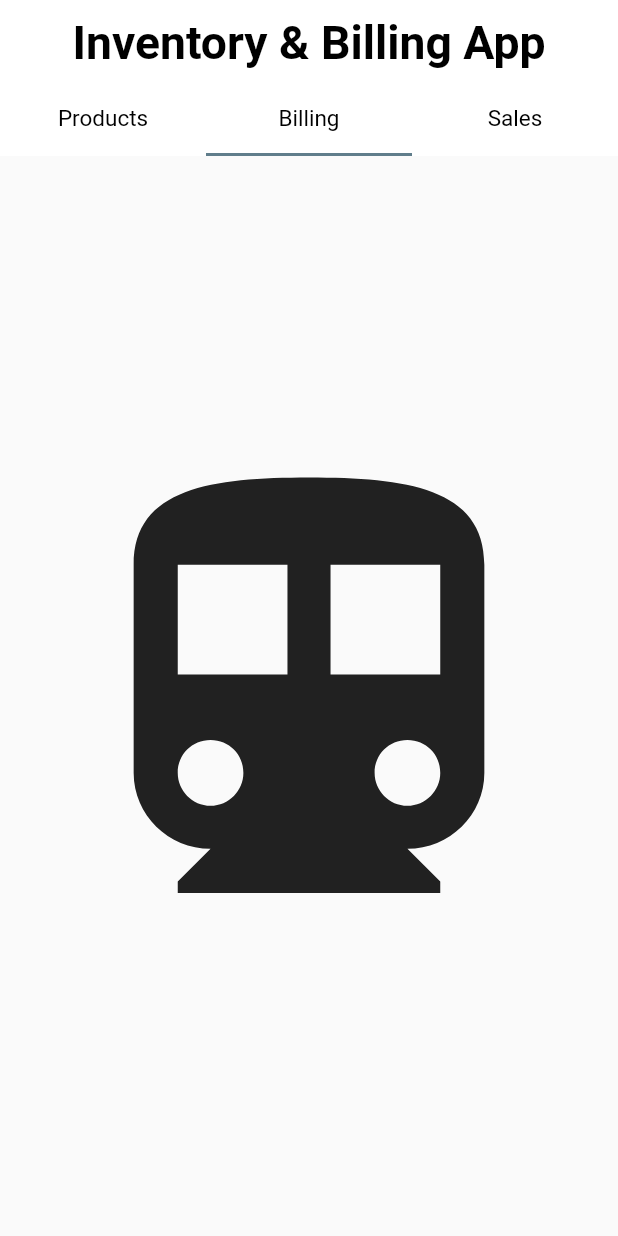
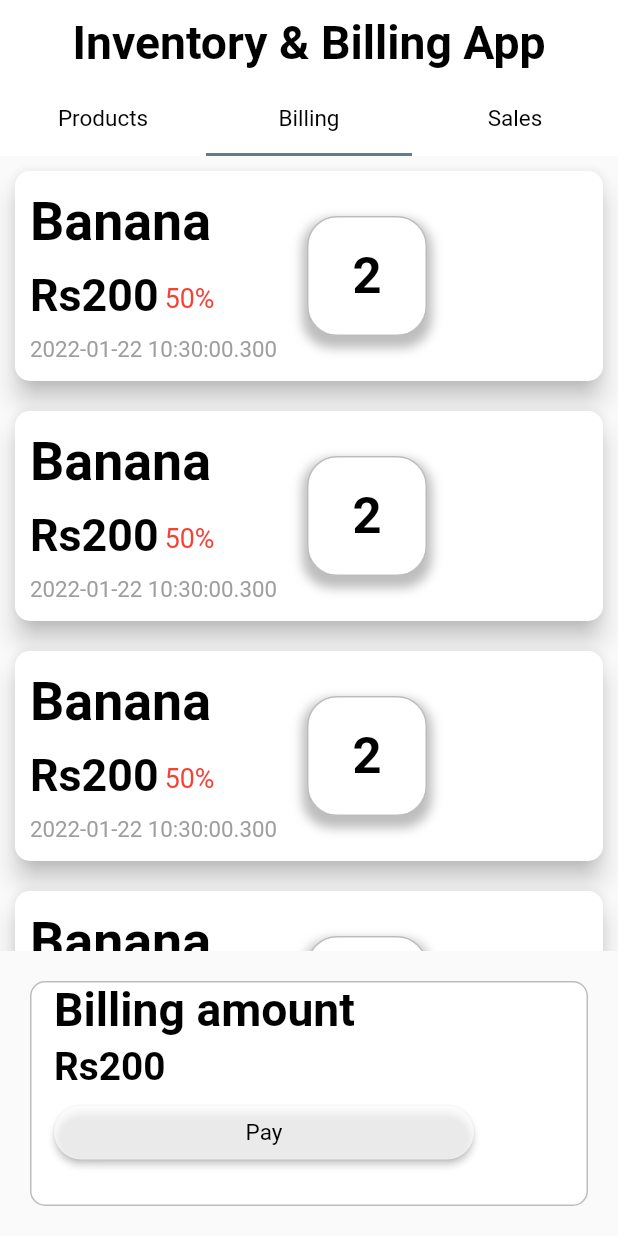
Before and after one commit to Earthknight/OP-Inventory-Billing-app, a Flutter app: the screen it shows after launch, tab 2 chosen, on a phone screen of 412 x 824 dp. Run offline on Flutter 3.47's test engine with Material 2 defaults, Android fonts, the phone set to English and light mode, and no system bars; missing offline and left inert: horizontal_data_table; Roboto replaces fonts that are missing (Georgia).

Commit message:
Added Billing Screen

```diff
--- /dev/null
+++ b/OP_Inventory_Billing_App/lib/screens/billing_screen.dart
@@ -0,0 +1,36 @@
+import 'package:flutter/material.dart';
+import '../widgets/billing_card.dart';
+import '../widgets/payement_card.dart';
+
+
+class BillingScreen extends StatefulWidget {
+  const BillingScreen({Key? key}) : super(key: key);
+
+  @override
+  _BillingState createState() => _BillingState();
+}
+
+class _BillingState extends State<BillingScreen> {
+  @override
+  Widget build(BuildContext context) {
+    return Scaffold(
+      body: Container(
+        child: Column(
+          children:  [
+            Expanded(
+              child: Container(
+                height: 560,
+                width: double.infinity,
+                child: ListView.builder(
+                    itemCount: 10, itemBuilder: (BuildContext context, int index) {
+                      return BillingCard();
+                }),
+              ),
+            ),
+            PayementCard(),
+          ],
+        ),
+      ),
+    );
+  }
+}
--- a/OP_Inventory_Billing_App/lib/tab_bar_screen.dart
+++ b/OP_Inventory_Billing_App/lib/tab_bar_screen.dart
@@ -1,4 +1,5 @@
 import 'package:flutter/material.dart';
+import 'package:op_inventory_billing_app/screens/billing_screen.dart';
 import 'package:op_inventory_billing_app/screens/sales_screen.dart';
 import 'package:op_inventory_billing_app/widgets/TextWidget.dart';
 import 'package:op_inventory_billing_app/widgets/table.dart';
@@ -64,9 +65,8 @@ class TabBarState extends State<TabBarScreen > with SingleTickerProviderStateMix
               controller: _controller!,
               children: <Widget>[
                 Icon(Icons.flight, size: 350),
-                Icon(Icons.directions_transit, size: 350),
+                BillingScreen(),
                 SalesScreen()
-
               ],
             ),
           )),
--- /dev/null
+++ b/OP_Inventory_Billing_App/lib/widgets/billing_card.dart
@@ -0,0 +1,73 @@
+import 'package:flutter/material.dart';
+import'dart:core';
+import 'TextWidget.dart';
+class BillingCard extends StatelessWidget {
+  const BillingCard({Key?key}) : super(key: key);
+
+  @override
+  Widget build(BuildContext context) {
+    return Card(
+      child: Padding(
+        padding: const EdgeInsets.all(10),
+        child: Row(
+          children: [
+            Column(
+              crossAxisAlignment: CrossAxisAlignment.start,
+              children: [
+                const MyText(text: "Banana",size: 20,fontColor: Colors.black,fontWeight: FontWeight.bold,),
+                const SizedBox(
+                  height: 10,
+                ),
+                Row(
+                  children: const [
+                    MyText(text: "Rs200",size: 14,fontColor: Colors.black,fontWeight: FontWeight.bold,),
+                    Padding(
+                      padding: EdgeInsets.only(top: 4,left: 4),
+                      child: MyText(text: "50%",size: 2,fontColor: Colors.red),
+                    ),
+                  ],
+                ),
+
+                const SizedBox(
+                  height: 10,
+                ),MyText(text: DateTime.now().toString(),size: -1,fontColor: Colors.grey),
+              ],
+            ),
+            Container(
+              height: 80,
+              width: 80,
+              margin: const EdgeInsets.all(20),
+              decoration: BoxDecoration(
+                  color: Colors.white,
+                  boxShadow: const[
+                    BoxShadow(
+                      color: Colors.black26,
+                      blurRadius: 5.0, // soften the shadow
+                      spreadRadius: 3.0, //extend the shadow
+                      offset: Offset(
+                        0,
+                        5.0, // Move to bottom 10 Vertically
+                      ),
+                    )
+                  ],
+                borderRadius: BorderRadius.circular(20),
+                  border: Border.all(
+                    color: Colors.black26,
+                    width: 1,
+                  )),
+              child: const Center(
+                child:  MyText(text: '2',size: 18,fontColor: Colors.black,fontWeight: FontWeight.bold,),
+              ),
+              padding: const EdgeInsets.all(10),
+            )
+          ],
+        ),
+      ),
+      elevation: 7,
+      margin: const EdgeInsets.all(10),
+      shape: RoundedRectangleBorder(
+        borderRadius: BorderRadius.circular(10),
+      ),
+    );
+  }
+}
--- /dev/null
+++ b/OP_Inventory_Billing_App/lib/widgets/payement_card.dart
@@ -0,0 +1,49 @@
+import 'package:flutter/material.dart';
+
+import 'TextWidget.dart';
+
+class PayementCard extends StatelessWidget {
+  const PayementCard({Key?key}) : super(key: key);
+
+  @override
+  Widget build(BuildContext context) {
+    return Container(
+      padding: EdgeInsets.only(left: 15),
+      height: 150,
+      width: double.infinity,
+      margin: const EdgeInsets.all(20),
+      decoration: BoxDecoration(
+          color: Colors.white,
+          borderRadius: BorderRadius.circular(10),
+          border: Border.all(
+            color: Colors.black26,
+            width: 1,
+          )),
+      child: Column(
+        crossAxisAlignment: CrossAxisAlignment.start,
+        children: [
+          const MyText(text: "Billing amount",size: 15,fontColor: Colors.black,fontWeight: FontWeight.bold,),
+          const SizedBox(
+            height: 5,
+          ),
+          const MyText(text: "Rs200",size: 10,fontColor: Colors.black,fontWeight: FontWeight.bold,),
+          const SizedBox(
+            height: 5,
+          ),
+          SizedBox(
+            width: 280,
+            child: ElevatedButton(child: const MyText(text:'Pay'),style: ElevatedButton.styleFrom(
+              primary: Colors.white70, // background
+              onPrimary: Colors.black,
+              shape: RoundedRectangleBorder(
+                borderRadius: BorderRadius.circular(30.0),
+              ),// foreground
+            ),
+              onPressed: () {},
+            ),
+          )
+        ],
+      ),
+    );
+  }
+}
```
